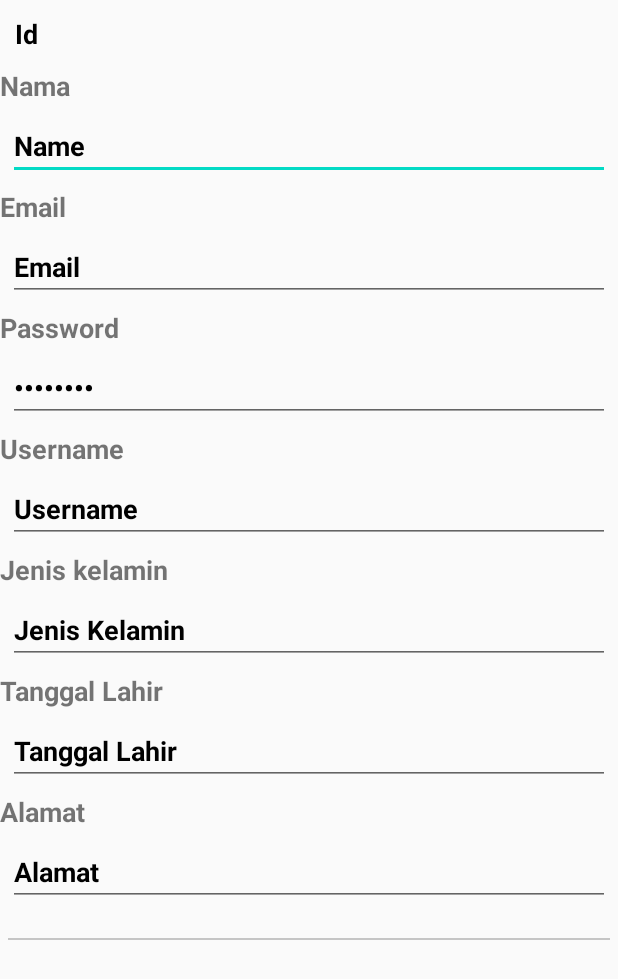
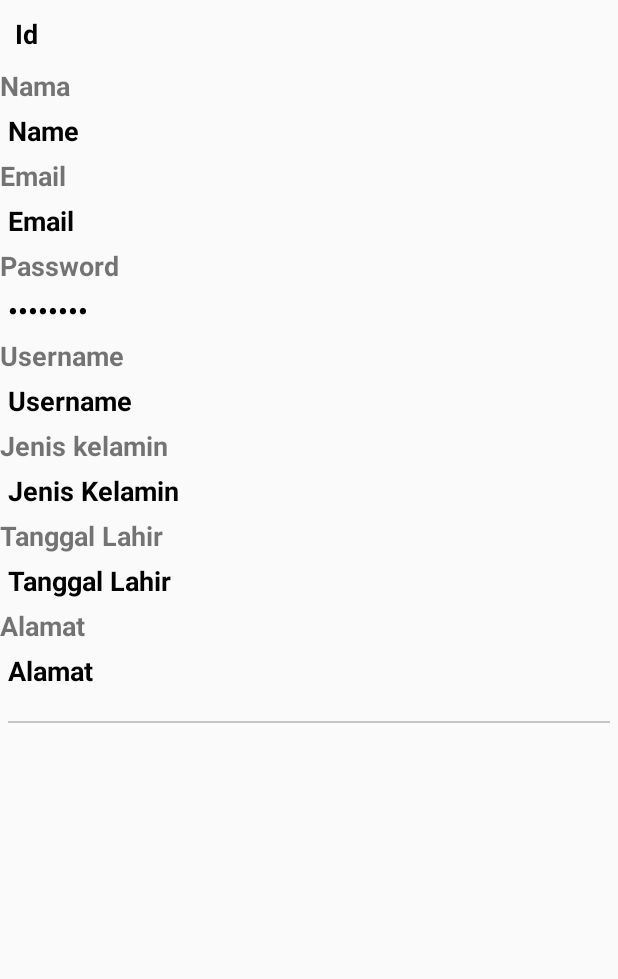
Before and after one commit to luizmirrelll/-JAVA-_login_K24_job_tes_IT, an Android app: the layout user_item_list.xml on its own in the app's theme, with its tools: preview values and no code run, on a phone screen of 412 x 824 dp. Shown: the top 979 px of the screen. Run offline under Robolectric (Android 15) with nearby library versions, the phone set to English and light mode, and no system bars.

Commit message:
Login_User_admin2

```diff
--- a/app/src/main/res/layout/user_item_list.xml
+++ b/app/src/main/res/layout/user_item_list.xml
@@ -21,7 +21,7 @@
         android:textSize="18dp"
         android:textStyle="bold"
         />
-    <EditText
+    <TextView
         android:textColor="#000"
         android:textStyle="bold"
         android:id="@+id/edittext_name"
@@ -37,7 +37,7 @@
         android:textSize="18dp"
         android:textStyle="bold"
         />
-    <EditText
+    <TextView
         android:textColor="#000"
         android:textStyle="bold"
         android:id="@+id/edittext_email"
@@ -53,7 +53,7 @@
         android:textSize="18dp"
         android:textStyle="bold"
         />
-    <EditText
+    <TextView
         android:textColor="#000"
         android:textStyle="bold"
         android:id="@+id/edittext_pass"
@@ -70,7 +70,7 @@
         android:textSize="18dp"
         android:textStyle="bold"
         />
-    <EditText
+    <TextView
         android:textColor="#000"
         android:textStyle="bold"
         android:id="@+id/edittext_username"
@@ -86,7 +86,7 @@
         android:textSize="18dp"
         android:textStyle="bold"
         />
-    <EditText
+    <TextView
         android:textColor="#000"
         android:textStyle="bold"
         android:id="@+id/edittext_jk"
@@ -103,7 +103,7 @@
         android:textStyle="bold"
         />
 
-    <EditText
+    <TextView
         android:textColor="#000"
         android:textStyle="bold"
         android:id="@+id/edittext_ttl"
@@ -121,7 +121,7 @@
         android:textStyle="bold"
         />
 
-    <EditText
+    <TextView
         android:textColor="#000"
         android:textStyle="bold"
         android:id="@+id/edittext_alamat"
```
Also changed, not shown: app/src/main/java/com/luizmirel/loginuseradmin/UserAdapterClass.java (+7 -7 lines).
